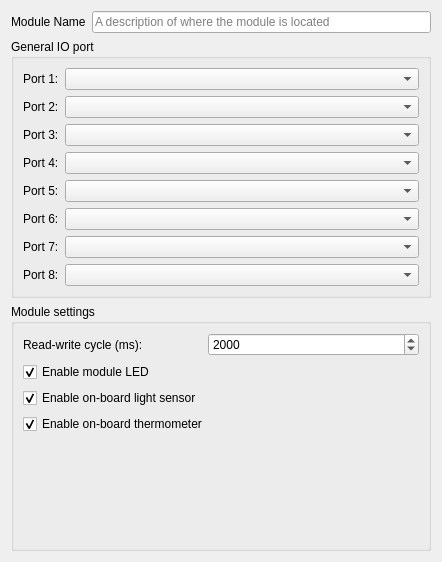
The window that homeAdminTool/atmelModuleConfigurator.ui (Bntdumas/HomeAutomation) describes before a commit, drawn with Qt 5.
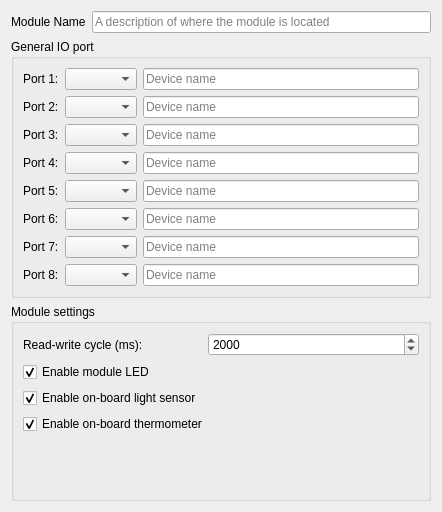
The same window after the commit.

Commit message: Implement most of the atmel module configurator

```diff
--- a/homeAdminTool/atmelModuleConfigurator.ui
+++ b/homeAdminTool/atmelModuleConfigurator.ui
@@ -7,14 +7,14 @@
     <x>0</x>
     <y>0</y>
     <width>442</width>
-    <height>562</height>
+    <height>512</height>
    </rect>
   </property>
   <property name="windowTitle">
    <string>Dialog</string>
   </property>
-  <layout class="QVBoxLayout" name="verticalLayout">
-   <item>
+  <layout class="QGridLayout" name="gridLayout">
+   <item row="0" column="0">
     <layout class="QHBoxLayout" name="horizontalLayout">
      <item>
       <widget class="QLabel" name="label">
@@ -32,7 +32,7 @@
      </item>
     </layout>
    </item>
-   <item>
+   <item row="1" column="0">
     <widget class="QGroupBox" name="groupBox">
      <property name="title">
       <string>General IO port</string>
@@ -46,7 +46,18 @@
        </widget>
       </item>
       <item row="0" column="1">
-       <widget class="QComboBox" name="cbPort1"/>
+       <layout class="QHBoxLayout" name="horizontalLayout_2">
+        <item>
+         <widget class="QComboBox" name="cbPort1"/>
+        </item>
+        <item>
+         <widget class="QLineEdit" name="portName1">
+          <property name="placeholderText">
+           <string>Device name</string>
+          </property>
+         </widget>
+        </item>
+       </layout>
       </item>
       <item row="1" column="0">
        <widget class="QLabel" name="label_3">
@@ -56,7 +67,18 @@
        </widget>
       </item>
       <item row="1" column="1">
-       <widget class="QComboBox" name="cbPort2"/>
+       <layout class="QHBoxLayout" name="horizontalLayout_3">
+        <item>
+         <widget class="QComboBox" name="cbPort2"/>
+        </item>
+        <item>
+         <widget class="QLineEdit" name="portName2">
+          <property name="placeholderText">
+           <string>Device name</string>
+          </property>
+         </widget>
+        </item>
+       </layout>
       </item>
       <item row="2" column="0">
        <widget class="QLabel" name="label_4">
@@ -66,7 +88,18 @@
        </widget>
       </item>
       <item row="2" column="1">
-       <widget class="QComboBox" name="cbPort3"/>
+       <layout class="QHBoxLayout" name="horizontalLayout_4">
+        <item>
+         <widget class="QComboBox" name="cbPort3"/>
+        </item>
+        <item>
+         <widget class="QLineEdit" name="portName3">
+          <property name="placeholderText">
+           <string>Device name</string>
+          </property>
+         </widget>
+        </item>
+       </layout>
       </item>
       <item row="3" column="0">
        <widget class="QLabel" name="label_5">
@@ -76,7 +109,18 @@
        </widget>
       </item>
       <item row="3" column="1">
-       <widget class="QComboBox" name="cbPort7"/>
+       <layout class="QHBoxLayout" name="horizontalLayout_5">
+        <item>
+         <widget class="QComboBox" name="cbPort7"/>
+        </item>
+        <item>
+         <widget class="QLineEdit" name="portName4">
+          <property name="placeholderText">
+           <string>Device name</string>
+          </property>
+         </widget>
+        </item>
+       </layout>
       </item>
       <item row="4" column="0">
        <widget class="QLabel" name="label_6">
@@ -86,7 +130,18 @@
        </widget>
       </item>
       <item row="4" column="1">
-       <widget class="QComboBox" name="cbPort5"/>
+       <layout class="QHBoxLayout" name="horizontalLayout_6">
+        <item>
+         <widget class="QComboBox" name="cbPort5"/>
+        </item>
+        <item>
+         <widget class="QLineEdit" name="portName5">
+          <property name="placeholderText">
+           <string>Device name</string>
+          </property>
+         </widget>
+        </item>
+       </layout>
       </item>
       <item row="5" column="0">
        <widget class="QLabel" name="label_7">
@@ -96,7 +151,18 @@
        </widget>
       </item>
       <item row="5" column="1">
-       <widget class="QComboBox" name="cbPort4"/>
+       <layout class="QHBoxLayout" name="horizontalLayout_7">
+        <item>
+         <widget class="QComboBox" name="cbPort4"/>
+        </item>
+        <item>
+         <widget class="QLineEdit" name="portName6">
+          <property name="placeholderText">
+           <string>Device name</string>
+          </property>
+         </widget>
+        </item>
+       </layout>
       </item>
       <item row="6" column="0">
        <widget class="QLabel" name="label_8">
@@ -106,7 +172,18 @@
        </widget>
       </item>
       <item row="6" column="1">
-       <widget class="QComboBox" name="cbPort6"/>
+       <layout class="QHBoxLayout" name="horizontalLayout_8">
+        <item>
+         <widget class="QComboBox" name="cbPort6"/>
+        </item>
+        <item>
+         <widget class="QLineEdit" name="portName7">
+          <property name="placeholderText">
+           <string>Device name</string>
+          </property>
+         </widget>
+        </item>
+       </layout>
       </item>
       <item row="7" column="0">
        <widget class="QLabel" name="label_9">
@@ -116,12 +193,23 @@
        </widget>
       </item>
       <item row="7" column="1">
-       <widget class="QComboBox" name="cbPort8"/>
+       <layout class="QHBoxLayout" name="horizontalLayout_9">
+        <item>
+         <widget class="QComboBox" name="cbPort8"/>
+        </item>
+        <item>
+         <widget class="QLineEdit" name="portName8">
+          <property name="placeholderText">
+           <string>Device name</string>
+          </property>
+         </widget>
+        </item>
+       </layout>
       </item>
      </layout>
     </widget>
    </item>
-   <item>
+   <item row="2" column="0">
     <widget class="QGroupBox" name="groupBox_2">
      <property name="title">
       <string>Module settings</string>
```
The commit also changes 2 other files.
